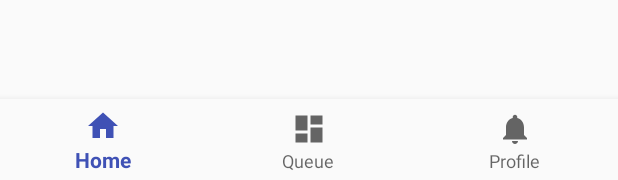
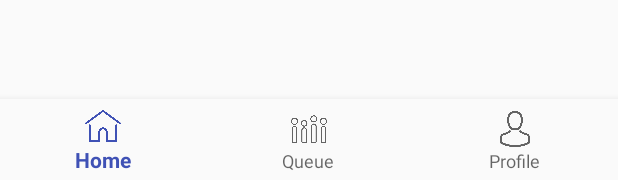
Before and after one commit to BankkokBank/final_project_android, an Android app: the layout activity_main.xml on its own in the app's theme, with its tools: preview values and no code run, on a phone screen of 412 x 824 dp. Shown: the part 1053-1233 px from the top of the screen. Run offline under Robolectric (Android 15) with nearby library versions, the phone set to English and light mode, and no system bars.

Commit message:
iconapp, iconnav ,recyclerview, queue

```diff
--- a/LazyCafe/app/src/main/AndroidManifest.xml
+++ b/LazyCafe/app/src/main/AndroidManifest.xml
@@ -14,7 +14,7 @@
 
     <application
         android:allowBackup="true"
-        android:icon="@mipmap/ic_launcher"
+        android:icon="@drawable/lazy_cafe"
         android:label="@string/app_name"
         android:roundIcon="@mipmap/ic_launcher_round"
         android:supportsRtl="true"
--- /dev/null
+++ b/LazyCafe/app/src/main/java/kmitl/bank58070041/finalproject/lazycafe/adapter/QueueAdapter.java
@@ -0,0 +1,32 @@
+package kmitl.bank58070041.finalproject.lazycafe.adapter;
+
+
+import android.support.v7.widget.RecyclerView;
+import android.view.View;
+import android.view.ViewGroup;
+
+public class QueueAdapter extends RecyclerView.Adapter<QueueAdapter.Holder>  {
+
+    @Override
+    public Holder onCreateViewHolder(ViewGroup parent, int viewType) {
+        return null;
+    }
+
+    @Override
+    public void onBindViewHolder(Holder holder, int position) {
+
+    }
+
+    @Override
+    public int getItemCount() {
+        return 0;
+    }
+
+    public static class Holder extends RecyclerView.ViewHolder {
+        public Holder(View itemView){
+            super(itemView);
+
+
+        }
+    }
+}
--- a/LazyCafe/app/src/main/java/kmitl/bank58070041/finalproject/lazycafe/controller/activity/MainActivity.java
+++ b/LazyCafe/app/src/main/java/kmitl/bank58070041/finalproject/lazycafe/controller/activity/MainActivity.java
@@ -45,10 +45,10 @@ public class MainActivity extends AppCompatActivity {
                 case R.id.navigation_home:
                     transaction.replace(R.id.frameLayout,new HomeFragment()).commit();
                     return true;
-                case R.id.navigation_dashboard:
+                case R.id.navigation_queue:
                     transaction.replace(R.id.frameLayout,new QueueFragment()).commit();
                     return true;
-                case R.id.navigation_notifications:
+                case R.id.navigation_profile:
                     transaction.replace(R.id.frameLayout,new ProfileFragment()).commit();
                     return true;
             }
--- a/LazyCafe/app/src/main/java/kmitl/bank58070041/finalproject/lazycafe/controller/fragment/QueueFragment.java
+++ b/LazyCafe/app/src/main/java/kmitl/bank58070041/finalproject/lazycafe/controller/fragment/QueueFragment.java
@@ -24,7 +24,7 @@ public class QueueFragment extends Fragment {
     @Override
     public View onCreateView(LayoutInflater inflater, ViewGroup container,
                              Bundle savedInstanceState) {
-        // Inflate the layout for this fragment
+
         return inflater.inflate(R.layout.fragment_queue, container, false);
     }
 
--- a/LazyCafe/app/src/main/res/drawable/ic_dashboard_black_24dp.xml
+++ /dev/null
@@ -1,9 +0,0 @@
-<vector xmlns:android="http://schemas.android.com/apk/res/android"
-    android:width="24dp"
-    android:height="24dp"
-    android:viewportHeight="24.0"
-    android:viewportWidth="24.0">
-    <path
-        android:fillColor="#FF000000"
-        android:pathData="M3,13h8L11,3L3,3v10zM3,21h8v-6L3,15v6zM13,21h8L21,11h-8v10zM13,3v6h8L21,3h-8z" />
-</vector>
--- a/LazyCafe/app/src/main/res/drawable/ic_home_black_24dp.xml
+++ /dev/null
@@ -1,9 +0,0 @@
-<vector xmlns:android="http://schemas.android.com/apk/res/android"
-    android:width="24dp"
-    android:height="24dp"
-    android:viewportHeight="24.0"
-    android:viewportWidth="24.0">
-    <path
-        android:fillColor="#FF000000"
-        android:pathData="M10,20v-6h4v6h5v-8h3L12,3 2,12h3v8z" />
-</vector>
--- a/LazyCafe/app/src/main/res/drawable/ic_notifications_black_24dp.xml
+++ /dev/null
@@ -1,9 +0,0 @@
-<vector xmlns:android="http://schemas.android.com/apk/res/android"
-    android:width="24dp"
-    android:height="24dp"
-    android:viewportHeight="24.0"
-    android:viewportWidth="24.0">
-    <path
-        android:fillColor="#FFFFFF"
-        android:pathData="M12,22c1.1,0 2,-0.9 2,-2h-4c0,1.1 0.89,2 2,2zM18,16v-5c0,-3.07 -1.64,-5.64 -4.5,-6.32L13.5,4c0,-0.83 -0.67,-1.5 -1.5,-1.5s-1.5,0.67 -1.5,1.5v0.68C7.63,5.36 6,7.92 6,11v5l-2,2v1h16v-1l-2,-2z" />
-</vector>
--- a/LazyCafe/app/src/main/res/menu/navigation.xml
+++ b/LazyCafe/app/src/main/res/menu/navigation.xml
@@ -3,17 +3,17 @@
 
     <item
         android:id="@+id/navigation_home"
-        android:icon="@drawable/ic_home_black_24dp"
+        android:icon="@drawable/home"
         android:title="@string/home" />
 
     <item
-        android:id="@+id/navigation_dashboard"
-        android:icon="@drawable/ic_dashboard_black_24dp"
+        android:id="@+id/navigation_queue"
+        android:icon="@drawable/queue"
         android:title="@string/queue" />
 
     <item
-        android:id="@+id/navigation_notifications"
-        android:icon="@drawable/ic_notifications_black_24dp"
+        android:id="@+id/navigation_profile"
+        android:icon="@drawable/avatar"
         android:title="@string/profile" />
 
 </menu>
```
Also changed, not shown: LazyCafe/app/src/main/res/drawable/avatar.png (added), LazyCafe/app/src/main/res/drawable/home.png (added), LazyCafe/app/src/main/res/drawable/lazy_cafe.png (added), LazyCafe/app/src/main/res/drawable/queue.png (added), 3 other files.
